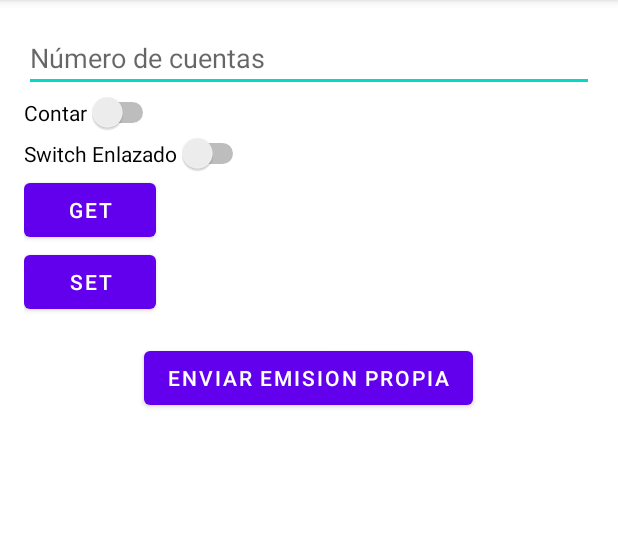
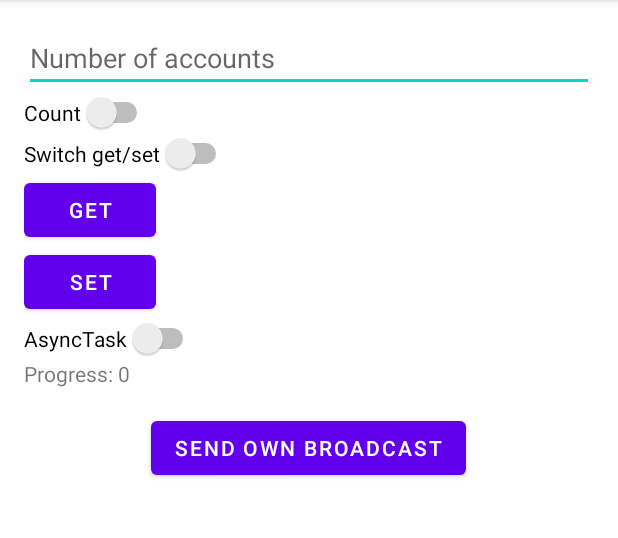
Before and after one commit to iskelazz/PSI_P26, an Android app: the screen it shows after launch (MainActivity), on a phone screen of 412 x 824 dp, the part 84-622 px from its top. Run offline under Robolectric (Android 15) with nearby library versions, the phone set to English and light mode, and no system bars.

Commit message:
work done

```diff
--- a/app/build.gradle
+++ b/app/build.gradle
@@ -15,7 +15,9 @@ android {
 
         testInstrumentationRunner "androidx.test.runner.AndroidJUnitRunner"
     }
-
+    buildFeatures {
+        viewBinding true
+    }
     buildTypes {
         release {
             minifyEnabled false
--- a/app/src/main/java/es/udc/psi/MainActivity.java
+++ b/app/src/main/java/es/udc/psi/MainActivity.java
@@ -11,29 +11,24 @@ import android.content.ServiceConnection;
 import android.os.Bundle;
 import android.os.IBinder;
 import android.view.View;
-import android.widget.Button;
 import android.widget.CompoundButton;
-import android.widget.EditText;
-import android.widget.Switch;
 import android.widget.Toast;
 
+import es.udc.psi.databinding.ActivityMainBinding;
+
 public class MainActivity extends AppCompatActivity {
-    private Button buttonSendBroadcast;
-    private Switch switchStartStopService;
-    private EditText editTextNumberOfCounts;
     private MyBroadcastReceiver myBroadcastReceiver;
-    private Switch switchCounterBound;
-    private Button buttonGet;
-    private Button buttonSet;
+    private boolean isBound = false;
     private MyCounterService myCounterService;
-    private boolean isBound = false;
+    private MyAsyncTask countingAsyncTask;
+    private ActivityMainBinding binding;
 
     private BroadcastReceiver counterFinishedReceiver = new BroadcastReceiver() {
         @Override
         public void onReceive(Context context, Intent intent) {
             if (intent.getAction() != null && intent.getAction().equals("es.udc.psi.COUNTER_FINISHED")) {
-                switchStartStopService.setChecked(false);
-                switchCounterBound.setChecked(false);
+                binding.switchStartStopService.setChecked(false);
+                binding.switchCounterBound.setChecked(false);
             }
         }
     };
@@ -41,26 +36,20 @@ public class MainActivity extends AppCompatActivity {
     @Override
     protected void onCreate(Bundle savedInstanceState) {
         super.onCreate(savedInstanceState);
-        setContentView(R.layout.activity_main);
+        binding = ActivityMainBinding.inflate(getLayoutInflater());
+        setContentView(binding.getRoot());
 
-        buttonSendBroadcast = findViewById(R.id.button_send_broadcast);
-        switchStartStopService = findViewById(R.id.switch_start_stop_service);
-        editTextNumberOfCounts = findViewById(R.id.editText_number_of_counts);
-        switchCounterBound = findViewById(R.id.switch_counter_bound);
-        buttonGet = findViewById(R.id.button_get);
-        buttonSet = findViewById(R.id.button_set);
-
-        buttonSendBroadcast.setOnClickListener(new View.OnClickListener() {
+        binding.buttonSendBroadcast.setOnClickListener(new View.OnClickListener() {
             @Override
             public void onClick(View v) {
                 sendCustomBroadcast();
             }
         });
-        switchStartStopService.setOnCheckedChangeListener(new CompoundButton.OnCheckedChangeListener() {
+        binding.switchStartStopService.setOnCheckedChangeListener(new CompoundButton.OnCheckedChangeListener() {
             @Override
             public void onCheckedChanged(CompoundButton buttonView, boolean isChecked) {
                 if (isChecked) {
-                    int numberOfCounts = Integer.parseInt(editTextNumberOfCounts.getText().toString());
+                    int numberOfCounts = Integer.parseInt(binding.editTextNumberOfCounts.getText().toString());
                     Intent intent = new Intent(MainActivity.this, MyCounterService.class);
                     intent.putExtra("number_of_counts", numberOfCounts);
                     startService(intent);
@@ -77,12 +66,13 @@ public class MainActivity extends AppCompatActivity {
             }
         });
 
-        switchCounterBound.setOnCheckedChangeListener(new CompoundButton.OnCheckedChangeListener() {
+        binding.switchCounterBound.setOnCheckedChangeListener(new CompoundButton.OnCheckedChangeListener() {
             @Override
             public void onCheckedChanged(CompoundButton buttonView, boolean isChecked) {
                 if (isChecked) {
                     Intent intent = new Intent(MainActivity.this, MyCounterService.class);
                     bindService(intent, serviceConnection, Context.BIND_AUTO_CREATE);
+
                 } else {
                     if (isBound) {
                         unbindService(serviceConnection);
@@ -92,10 +82,10 @@ public class MainActivity extends AppCompatActivity {
             }
         });
 
-        buttonGet.setOnClickListener(new View.OnClickListener() {
+        binding.buttonGet.setOnClickListener(new View.OnClickListener() {
             @Override
             public void onClick(View v) {
-                if (isBound) {
+                if (isBound && binding.switchCounterBound.isChecked()) {
                     int currentCount = myCounterService.getCurrentCount();
                     Toast.makeText(MainActivity.this, "Current count: " + currentCount, Toast.LENGTH_SHORT).show();
                 } else {
@@ -104,14 +94,29 @@ public class MainActivity extends AppCompatActivity {
             }
         });
 
-        buttonSet.setOnClickListener(new View.OnClickListener() {
+        binding.buttonSet.setOnClickListener(new View.OnClickListener() {
             @Override
             public void onClick(View v) {
-                if (isBound) {
-                    int newCount = Integer.parseInt(editTextNumberOfCounts.getText().toString());
+                if (isBound && binding.switchCounterBound.isChecked()) {
+                    int newCount = Integer.parseInt(binding.editTextNumberOfCounts.getText().toString());
                     myCounterService.setFinalCount(newCount);
                 } else {
                     Toast.makeText(MainActivity.this, "Service is not bound", Toast.LENGTH_SHORT).show();
+                }
+            }
+        });
+        binding.switchAsyncTask.setOnCheckedChangeListener(new CompoundButton.OnCheckedChangeListener() {
+            @Override
+            public void onCheckedChanged(CompoundButton buttonView, boolean isChecked) {
+                if (isChecked) {
+                    int numberOfCounts = Integer.parseInt(binding.editTextNumberOfCounts.getText().toString());
+                    countingAsyncTask = new MyAsyncTask(binding.textViewAsyncTaskProgress, binding.switchAsyncTask);
+                    countingAsyncTask.execute(numberOfCounts);
+                } else {
+                    // Cancelar la tarea en segundo plano
+                    if (countingAsyncTask != null) {
+                        countingAsyncTask.cancel(true);
+                    }
                 }
             }
         });
--- a/app/src/main/res/layout/activity_main.xml
+++ b/app/src/main/res/layout/activity_main.xml
@@ -12,7 +12,7 @@
         android:id="@+id/editText_number_of_counts"
         android:layout_width="match_parent"
         android:layout_height="wrap_content"
-        android:hint="Número de cuentas"
+        android:hint="Number of accounts"
         android:inputType="number" />
 
     <Switch
@@ -45,6 +45,19 @@
         app:layout_constraintEnd_toEndOf="parent"
         app:layout_constraintTop_toBottomOf="@+id/switch_counter_bound" />
 
+    <Switch
+        android:id="@+id/switch_async_task"
+        android:layout_width="wrap_content"
+        android:layout_height="wrap_content"
+        android:text="@string/asyncTask" />
+
+    <TextView
+        android:id="@+id/textView_async_task_progress"
+        android:layout_width="wrap_content"
+        android:layout_height="wrap_content"
+        android:text="@string/asyncTask_progress" />
+
+
 
     <Button
         android:id="@+id/button_send_broadcast"
--- a/app/src/main/res/values/strings.xml
+++ b/app/src/main/res/values/strings.xml
@@ -1,8 +1,10 @@
 <resources>
     <string name="app_name">P26.Rivera</string>
-    <string name="tag_button">enviar emision propia</string>
-    <string name="ini_fin">Contar</string>
-    <string name="switch_two">Switch Enlazado</string>
+    <string name="tag_button">send own broadcast</string>
+    <string name="ini_fin">Count</string>
+    <string name="switch_two">Switch get/set</string>
     <string name="get_button">Get</string>
     <string name="set_button">Set</string>
+    <string name="asyncTask">AsyncTask</string>
+    <string name="asyncTask_progress">Progress: 0</string>
 </resources>
```
Also changed, not shown: app/src/main/java/es/udc/psi/MyAsyncTask.java (added, +53 -0 lines).
